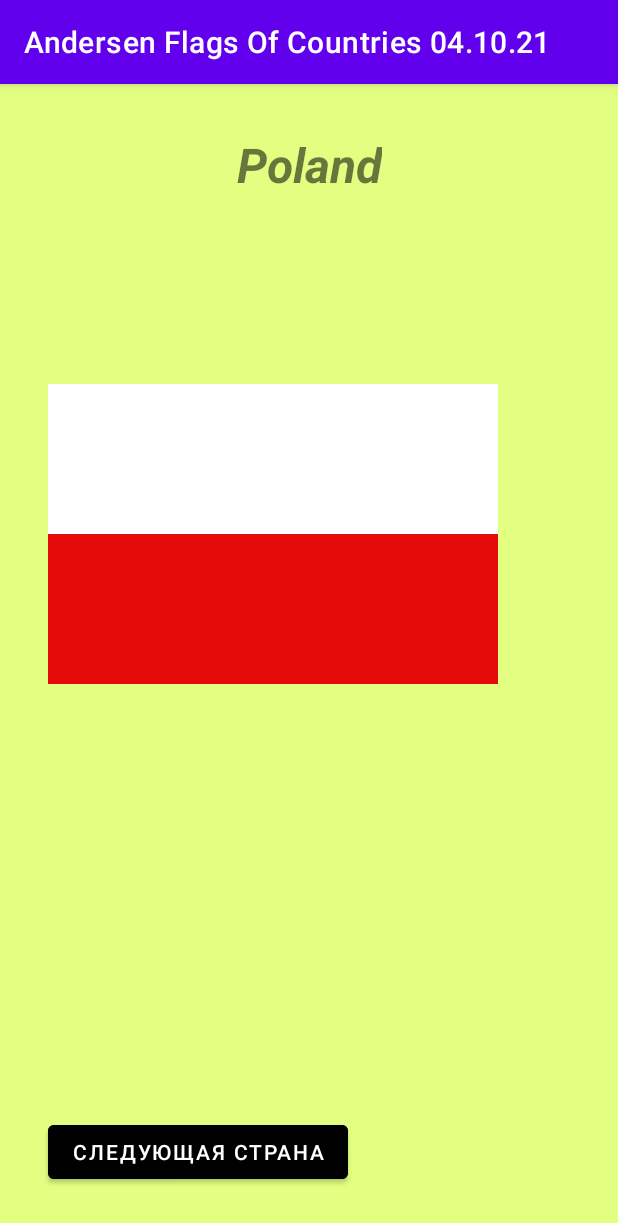
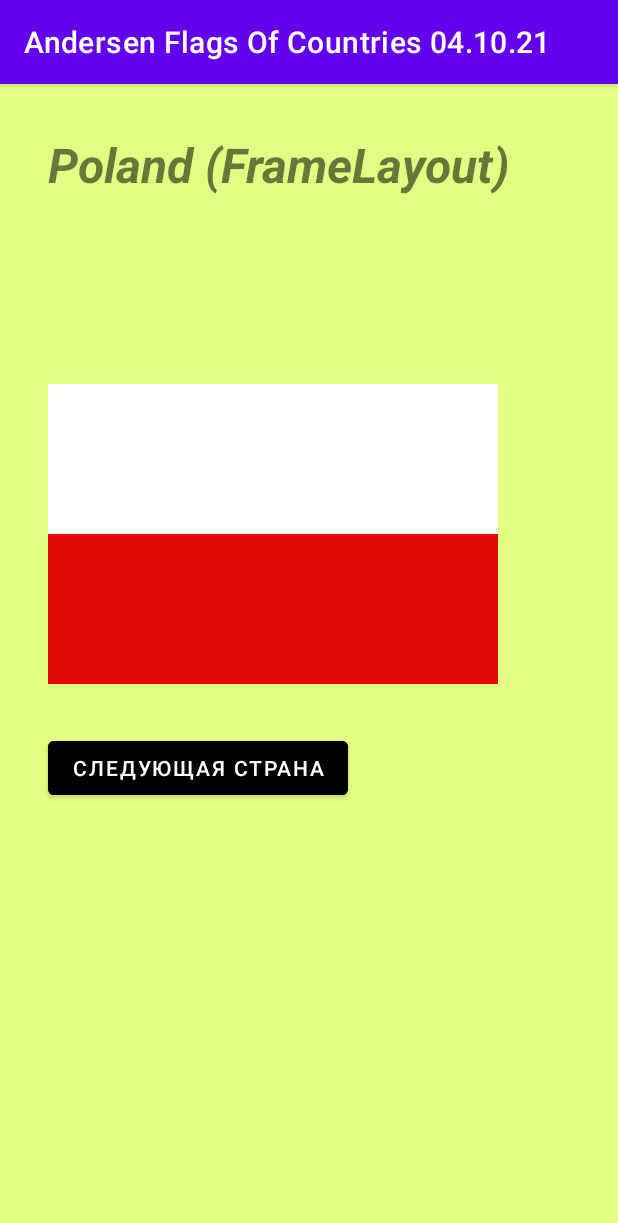
Before and after one commit to OmelchenkoMaksim/Andersen, an Android app: the Poland08 screen opened directly, with no data from a screen before it, on a phone screen of 412 x 824 dp. Shown: the top 1223 px of the screen. Run offline under Robolectric (Android 15) with nearby library versions, the phone set to English and light mode, and no system bars.

Commit message:
fix Views and add FrameLayout

```diff
--- a/app/src/main/res/layout/activity_austria07.xml
+++ b/app/src/main/res/layout/activity_austria07.xml
@@ -23,7 +23,7 @@
         app:layout_constraintTop_toTopOf="parent" />
 
 
-    <TextView
+    <View
         android:id="@+id/green_italy"
         android:layout_width="300dp"
         android:layout_height="66.6dp"
@@ -33,7 +33,7 @@
         app:layout_constraintStart_toStartOf="parent"
         app:layout_constraintTop_toTopOf="parent" />
 
-    <TextView
+    <View
         android:id="@+id/white_italy"
         android:layout_width="300dp"
         android:layout_height="66.6dp"
@@ -42,7 +42,7 @@
         app:layout_constraintStart_toStartOf="parent"
         app:layout_constraintTop_toBottomOf="@+id/green_italy" />
 
-    <TextView
+    <View
         android:id="@+id/red_italy"
         android:layout_width="300dp"
         android:layout_height="66.6dp"
--- a/app/src/main/res/layout/activity_colombia02.xml
+++ b/app/src/main/res/layout/activity_colombia02.xml
@@ -24,7 +24,7 @@
         app:layout_constraintTop_toTopOf="parent" />
 
 
-    <TextView
+    <View
         android:id="@+id/green_italy"
         android:layout_width="300dp"
         android:layout_height="100dp"
@@ -33,7 +33,7 @@
         android:layout_marginEnd="@dimen/spacing_huge"
         android:background="@color/yellow_colombia" />
 
-    <TextView
+    <View
         android:id="@+id/white_italy"
         android:layout_width="300dp"
         android:layout_height="50dp"
@@ -42,7 +42,7 @@
         android:background="@color/purple_700"
         app:layout_constraintStart_toEndOf="@+id/green_italy" />
 
-    <TextView
+    <View
         android:id="@+id/red_italy"
         android:layout_width="300dp"
         android:layout_height="50dp"
--- a/app/src/main/res/layout/activity_italy01.xml
+++ b/app/src/main/res/layout/activity_italy01.xml
@@ -22,7 +22,7 @@
         app:layout_constraintTop_toTopOf="parent" />
 
 
-    <TextView
+    <View
         android:id="@+id/green_italy"
         android:layout_width="100dp"
         android:layout_height="200dp"
@@ -32,7 +32,7 @@
         app:layout_constraintStart_toStartOf="parent"
         app:layout_constraintTop_toTopOf="parent" />
 
-    <TextView
+    <View
         android:id="@+id/white_italy"
         android:layout_width="100dp"
         android:layout_height="200dp"
@@ -41,7 +41,7 @@
         app:layout_constraintStart_toEndOf="@+id/green_italy"
         app:layout_constraintTop_toTopOf="parent" />
 
-    <TextView
+    <View
         android:id="@+id/red_italy"
         android:layout_width="100dp"
         android:layout_height="200dp"
--- a/app/src/main/res/layout/activity_madagascar03.xml
+++ b/app/src/main/res/layout/activity_madagascar03.xml
@@ -23,7 +23,7 @@
         app:layout_constraintTop_toTopOf="parent" />
 
 
-    <TextView
+    <View
         android:id="@+id/green_italy"
         android:layout_width="100dp"
         android:layout_height="200dp"
@@ -33,7 +33,7 @@
         app:layout_constraintStart_toStartOf="parent"
         app:layout_constraintTop_toTopOf="parent" />
 
-    <TextView
+    <View
         android:id="@+id/white_italy"
         android:layout_width="200dp"
         android:layout_height="100dp"
@@ -42,7 +42,7 @@
         app:layout_constraintStart_toEndOf="@+id/green_italy"
         app:layout_constraintTop_toTopOf="parent" />
 
-    <TextView
+    <View
         android:id="@+id/red_italy"
         android:layout_width="200dp"
         android:layout_height="100dp"
--- a/app/src/main/res/layout/activity_poland08.xml
+++ b/app/src/main/res/layout/activity_poland08.xml
@@ -1,5 +1,5 @@
 <?xml version="1.0" encoding="utf-8"?>
-<androidx.constraintlayout.widget.ConstraintLayout xmlns:android="http://schemas.android.com/apk/res/android"
+<FrameLayout xmlns:android="http://schemas.android.com/apk/res/android"
     xmlns:app="http://schemas.android.com/apk/res-auto"
     xmlns:tools="http://schemas.android.com/tools"
     android:layout_width="match_parent"
@@ -23,7 +23,7 @@
         app:layout_constraintTop_toTopOf="parent" />
 
 
-    <TextView
+    <View
         android:id="@+id/white_italy"
         android:layout_width="300dp"
         android:layout_height="100dp"
@@ -33,10 +33,11 @@
         app:layout_constraintStart_toStartOf="parent"
         app:layout_constraintTop_toTopOf="parent" />
 
-    <TextView
+    <View
         android:id="@+id/red_italy"
         android:layout_width="300dp"
         android:layout_height="100dp"
+        android:layout_marginTop="300dp"
         android:layout_marginStart="32dp"
         android:background="@color/red"
         app:layout_constraintStart_toStartOf="parent"
@@ -48,9 +49,10 @@
         android:layout_height="wrap_content"
         android:layout_marginStart="@dimen/spacing_huge"
         android:layout_marginBottom="@dimen/spacing_huge"
+        android:layout_marginTop="432dp"
         android:backgroundTint="@color/black"
         android:text="@string/next_country"
         app:layout_constraintBottom_toBottomOf="parent"
         app:layout_constraintStart_toStartOf="parent" />
 
-</androidx.constraintlayout.widget.ConstraintLayout>
+</FrameLayout>
--- a/app/src/main/res/values/strings.xml
+++ b/app/src/main/res/values/strings.xml
@@ -17,5 +17,5 @@
     <string name="title_denmark">Denmark</string>
     <string name="title_switzerland">Switzerland</string>
     <string name="title_austria">Austria</string>
-    <string name="title_poland">Poland</string>
+    <string name="title_poland">Poland (FrameLayout)</string>
 </resources>
```
Also changed, not shown: app/src/main/res/layout/activity_denmark05.xml (+6 -6 lines), app/src/main/res/layout/activity_switzerland06.xml (+10 -10 lines), app/src/main/res/layout/activity_thailand04.xml (+5 -5 lines).
